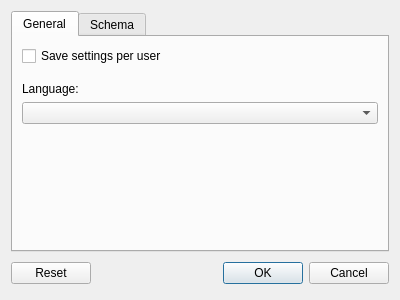
Above: source/dialogs/preferences.ui from PeterSilie24/Cladiator before the change. Below: the same form after it.
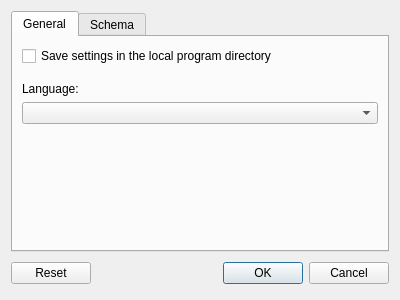
That is the form after the change.

Patch:
```diff
--- a/source/dialogs/preferences.ui
+++ b/source/dialogs/preferences.ui
@@ -27,7 +27,7 @@
        <item>
         <widget class="QCheckBox" name="checkBoxSavePerUser">
          <property name="text">
-          <string>Save settings per user</string>
+          <string>Save settings in the local program directory</string>
          </property>
         </widget>
        </item>
```
Left out of the diff: 2 changed lines with no effect on the pictures.
